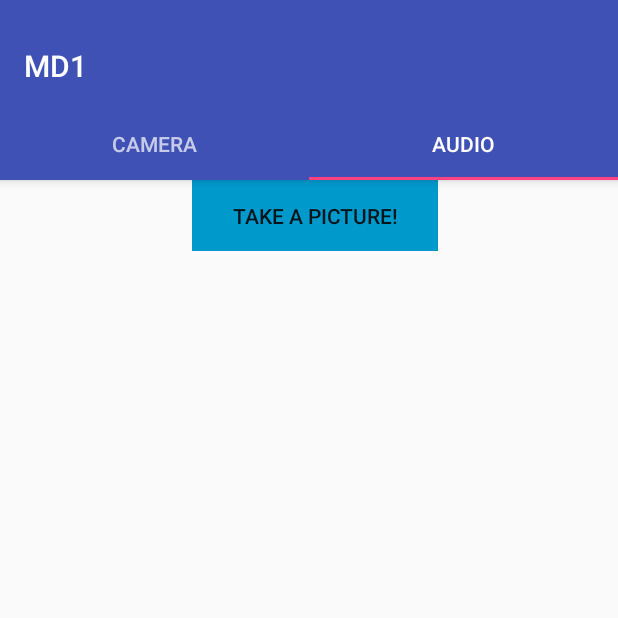
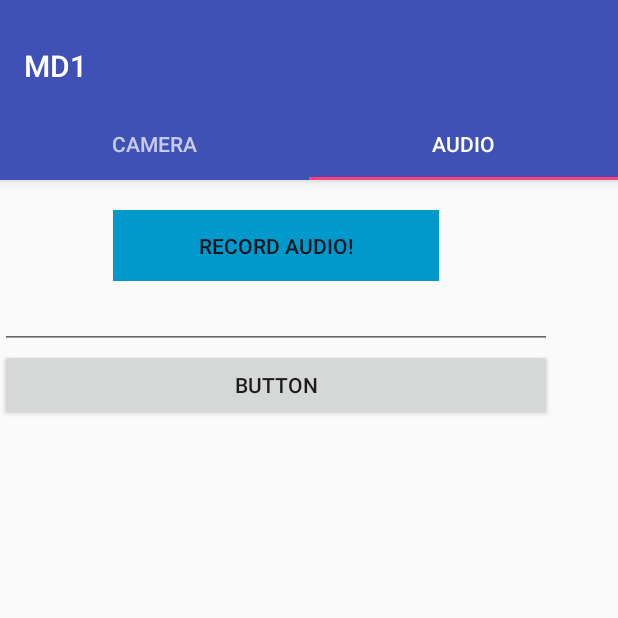
Before and after one commit to Sacristan/ViA-MG-MobileDev, an Android app: the screen it shows after launch (MainActivity), tab 2 chosen, on a phone screen of 412 x 824 dp, the top half of it. Run offline under Robolectric (Android 15) with nearby library versions, the phone set to English and light mode, and no system bars.

Commit message:
audio layout done

```diff
--- a/md1/app/src/main/res/layout/content_fragment_audio.xml
+++ b/md1/app/src/main/res/layout/content_fragment_audio.xml
@@ -28,4 +28,6 @@
         tools:padding="8dp"
         tools:text="@string/record_audio" />
 
+
+
 </android.support.constraint.ConstraintLayout>
--- a/md1/app/src/main/res/layout/fragment_audio.xml
+++ b/md1/app/src/main/res/layout/fragment_audio.xml
@@ -5,6 +5,59 @@
     android:layout_height="match_parent"
     tools:context=".AudioFragment">
 
-    <include layout="@layout/content_fragment_audio" />
+
+    <LinearLayout
+        android:layout_width="wrap_content"
+        android:layout_height="match_parent"
+        android:orientation="vertical">
+
+        <Button
+            android:id="@+id/button"
+            style="@android:style/Widget.DeviceDefault.Button.Borderless"
+            android:layout_width="match_parent"
+            android:layout_height="47dp"
+            android:layout_marginLeft="75dp"
+            android:layout_marginTop="20dp"
+            android:layout_marginRight="75dp"
+            android:background="@android:color/holo_blue_dark"
+            android:drawablePadding="8dp"
+            android:onClick="recordAudio"
+            android:text="@string/record_audio"
+            tools:layout_editor_absoluteX="110dp"
+            tools:layout_editor_absoluteY="16dp"
+            tools:padding="8dp"
+            tools:text="@string/record_audio" />
+
+        <EditText
+            android:id="@+id/editText"
+            android:layout_width="match_parent"
+            android:layout_height="wrap_content"
+            android:ems="10"
+            android:inputType="textPersonName"
+            tools:layout_editor_absoluteY="511dp"
+            tools:text="Recorded File Name" />
+
+        <ScrollView
+            android:layout_width="368dp"
+            android:layout_height="432dp"
+            tools:layout_editor_absoluteX="8dp"
+            tools:layout_editor_absoluteY="71dp">
+
+            <LinearLayout
+                android:layout_width="match_parent"
+                android:layout_height="wrap_content"
+                android:orientation="vertical">
+
+                <Button
+                    android:id="@+id/button11"
+                    android:layout_width="match_parent"
+                    android:layout_height="wrap_content"
+                    android:text="Button" />
+            </LinearLayout>
+        </ScrollView>
+
+    </LinearLayout>
+
+    <!--<include layout="@layout/content_fragment_audio" />-->
 
 </FrameLayout>
```
